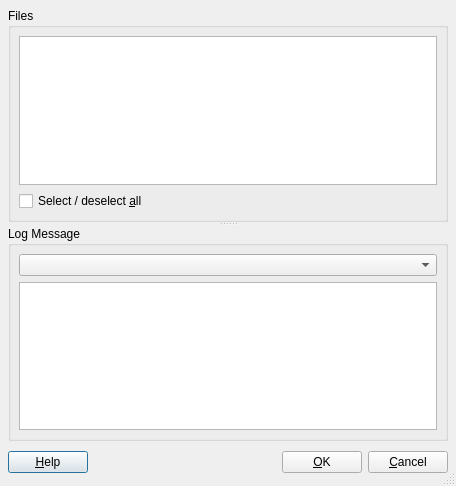
anrichter/qsvn, file src/forms/fileselector.ui: the form before one commit.
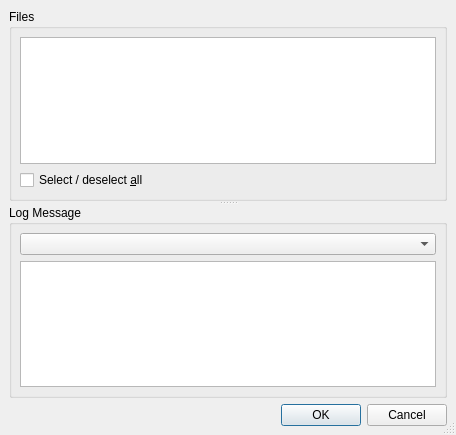
The form after the commit. Icons and pictures are not drawn.

Commit message: - use QDialogButtonBox

```diff
--- a/src/forms/fileselector.ui
+++ b/src/forms/fileselector.ui
@@ -6,7 +6,7 @@
     <x>0</x>
     <y>0</y>
     <width>456</width>
-    <height>486</height>
+    <height>435</height>
    </rect>
   </property>
   <property name="sizeGripEnabled" >
@@ -15,14 +15,14 @@
   <property name="modal" >
    <bool>false</bool>
   </property>
-  <layout class="QGridLayout" >
+  <layout class="QVBoxLayout" >
    <property name="margin" >
-    <number>8</number>
+    <number>9</number>
    </property>
    <property name="spacing" >
     <number>6</number>
    </property>
-   <item row="0" column="0" >
+   <item>
     <widget class="QSplitter" name="splitter" >
      <property name="orientation" >
       <enum>Qt::Vertical</enum>
@@ -94,70 +94,17 @@
      </widget>
     </widget>
    </item>
-   <item row="1" column="0" >
-    <layout class="QHBoxLayout" >
-     <property name="margin" >
-      <number>0</number>
+   <item>
+    <widget class="QDialogButtonBox" name="buttonBox" >
+     <property name="orientation" >
+      <enum>Qt::Horizontal</enum>
      </property>
-     <property name="spacing" >
-      <number>6</number>
+     <property name="standardButtons" >
+      <set>QDialogButtonBox::Cancel|QDialogButtonBox::NoButton|QDialogButtonBox::Ok</set>
      </property>
-     <item>
-      <widget class="QPushButton" name="buttonHelp" >
-       <property name="text" >
-        <string>&amp;Help</string>
-       </property>
-       <property name="shortcut" >
-        <string>F1</string>
-       </property>
-       <property name="autoDefault" >
-        <bool>true</bool>
-       </property>
-      </widget>
-     </item>
-     <item>
-      <spacer>
-       <property name="orientation" >
-        <enum>Qt::Horizontal</enum>
-       </property>
-       <property name="sizeHint" >
-        <size>
-         <width>41</width>
-         <height>31</height>
-        </size>
-       </property>
-      </spacer>
-     </item>
-     <item>
-      <widget class="QPushButton" name="okButton" >
-       <property name="text" >
-        <string>&amp;OK</string>
-       </property>
-      </widget>
-     </item>
-     <item>
-      <widget class="QPushButton" name="cancelButton" >
-       <property name="text" >
-        <string>&amp;Cancel</string>
-       </property>
-      </widget>
-     </item>
-    </layout>
+    </widget>
    </item>
   </layout>
-  <widget class="QSplitter" name="splitter_3" >
-   <property name="geometry" >
-    <rect>
-     <x>9</x>
-     <y>9</y>
-     <width>444</width>
-     <height>352</height>
-    </rect>
-   </property>
-   <property name="orientation" >
-    <enum>Qt::Vertical</enum>
-   </property>
-  </widget>
   <action name="actionRevert" >
    <property name="icon" >
     <iconset resource="../qsvn.qrc" >:/images/actionrevert.png</iconset>
```
Left out of the diff: 28 changed lines with no effect on the pictures. The commit also changes 9 other files.
